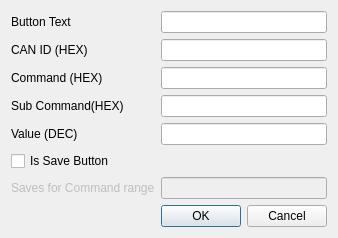
Above: Commanders/ButtonEditDialog.ui from tixiv/CAN-Monitor-qt before the change. Below: the same form after it.
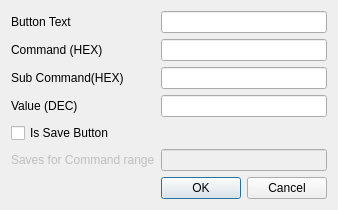
That is the form after the change.

The edit to the form file:
```diff
--- a/Commanders/ButtonEditDialog.ui
+++ b/Commanders/ButtonEditDialog.ui
@@ -7,7 +7,7 @@
     <x>0</x>
     <y>0</y>
     <width>307</width>
-    <height>220</height>
+    <height>194</height>
    </rect>
   </property>
   <property name="windowTitle">
@@ -25,53 +25,43 @@
     <widget class="QLineEdit" name="textEdit"/>
    </item>
    <item row="1" column="0">
-    <widget class="QLabel" name="label">
-     <property name="text">
-      <string>CAN ID (HEX)</string>
-     </property>
-    </widget>
-   </item>
-   <item row="1" column="1">
-    <widget class="QLineEdit" name="CanIdEdit"/>
-   </item>
-   <item row="2" column="0">
     <widget class="QLabel" name="label_3">
      <property name="text">
       <string>Command (HEX)</string>
      </property>
     </widget>
    </item>
-   <item row="2" column="1">
+   <item row="1" column="1">
     <widget class="QLineEdit" name="CommandEdit"/>
    </item>
-   <item row="3" column="0">
+   <item row="2" column="0">
     <widget class="QLabel" name="label_4">
      <property name="text">
       <string>Sub Command(HEX)</string>
      </property>
     </widget>
    </item>
-   <item row="3" column="1">
+   <item row="2" column="1">
     <widget class="QLineEdit" name="SubCommandEdit"/>
    </item>
-   <item row="4" column="0">
+   <item row="3" column="0">
     <widget class="QLabel" name="label_5">
      <property name="text">
       <string>Value (DEC)</string>
      </property>
     </widget>
    </item>
-   <item row="4" column="1">
+   <item row="3" column="1">
     <widget class="QLineEdit" name="ValueEdit"/>
    </item>
-   <item row="5" column="0">
+   <item row="4" column="0">
     <widget class="QCheckBox" name="isSaveButtonCheckBox">
      <property name="text">
       <string>Is Save Button</string>
      </property>
     </widget>
    </item>
-   <item row="6" column="0">
+   <item row="5" column="0">
     <widget class="QLabel" name="saveCommandRangeLabel">
      <property name="enabled">
       <bool>false</bool>
@@ -81,14 +71,14 @@
      </property>
     </widget>
    </item>
-   <item row="6" column="1">
+   <item row="5" column="1">
     <widget class="QLineEdit" name="saveCommandRangeEdit">
      <property name="enabled">
       <bool>false</bool>
      </property>
     </widget>
    </item>
-   <item row="7" column="1">
+   <item row="6" column="1">
     <widget class="QDialogButtonBox" name="buttonBox">
      <property name="orientation">
       <enum>Qt::Horizontal</enum>
```
